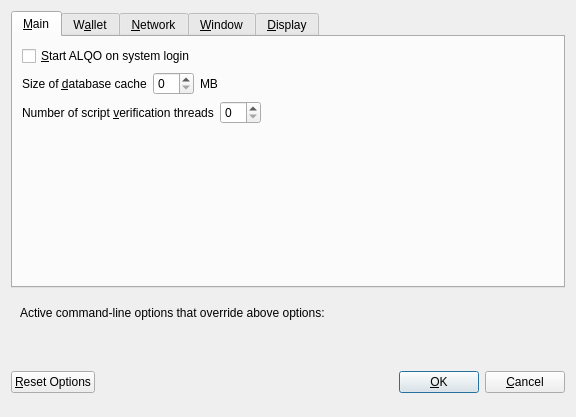
This is src/qt/forms/optionsdialog.ui in zahidaliayub/alqo as Qt 5 draws it before an edit. The edited form follows.
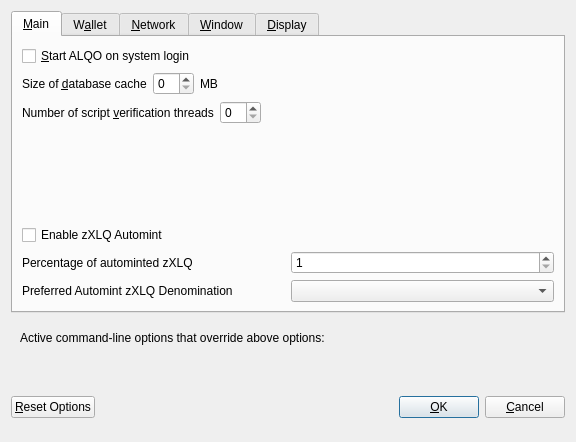
This is the edited form. Custom widgets are drawn as their Qt base class.

```diff
--- a/src/qt/forms/optionsdialog.ui
+++ b/src/qt/forms/optionsdialog.ui
@@ -7,7 +7,7 @@
     <x>0</x>
     <y>0</y>
     <width>576</width>
-    <height>417</height>
+    <height>442</height>
    </rect>
   </property>
   <property name="windowTitle">
@@ -130,6 +130,85 @@
          </property>
         </spacer>
        </item>
+       <item>
+        <widget class="QCheckBox" name="checkBoxZeromintEnable">
+         <property name="toolTip">
+          <string>Enable automatic minting of XLQ units to zXLQ</string>
+         </property>
+         <property name="layoutDirection">
+          <enum>Qt::LeftToRight</enum>
+         </property>
+         <property name="text">
+          <string>Enable zXLQ Automint</string>
+         </property>
+        </widget>
+       </item>
+       <item>
+        <layout class="QHBoxLayout" name="horizontalLayout_3">
+         <item>
+          <widget class="QLabel" name="percentage_label">
+           <property name="toolTip">
+            <string>Percentage of incoming XLQ which get automatically converted to zXLQ via Zerocoin Protocol (min: 10%)</string>
+           </property>
+           <property name="text">
+            <string>Percentage of autominted zXLQ</string>
+           </property>
+          </widget>
+         </item>
+         <item>
+          <widget class="QSpinBox" name="zeromintPercentage">
+           <property name="minimum">
+            <number>1</number>
+           </property>
+           <property name="maximum">
+            <number>100</number>
+           </property>
+          </widget>
+         </item>
+        </layout>
+       </item>
+       <item>
+        <layout class="QHBoxLayout" name="horizontalLayout" stretch="0,0">
+         <property name="sizeConstraint">
+          <enum>QLayout::SetFixedSize</enum>
+         </property>
+         <item>
+          <widget class="QLabel" name="labelPreferredDenom">
+           <property name="maximumSize">
+            <size>
+             <width>16777215</width>
+             <height>16777215</height>
+            </size>
+           </property>
+           <property name="toolTip">
+            <string>Wait with automatic conversion to Zerocoin until enough XLQ for this denomination is available</string>
+           </property>
+           <property name="text">
+            <string>Preferred Automint zXLQ Denomination</string>
+           </property>
+          </widget>
+         </item>
+         <item>
+          <widget class="QComboBox" name="preferredDenom">
+           <property name="maximumSize">
+            <size>
+             <width>16777215</width>
+             <height>27</height>
+            </size>
+           </property>
+           <property name="toolTip">
+            <string>Wait with automatic conversion to Zerocoin until enough XLQ for this denomination is available</string>
+           </property>
+           <property name="maxVisibleItems">
+            <number>9</number>
+           </property>
+           <property name="maxCount">
+            <number>9</number>
+           </property>
+          </widget>
+         </item>
+        </layout>
+       </item>
       </layout>
      </widget>
      <widget class="QWidget" name="tabWallet">
```
Left out of the diff: 36 changed lines with no effect on the pictures.
